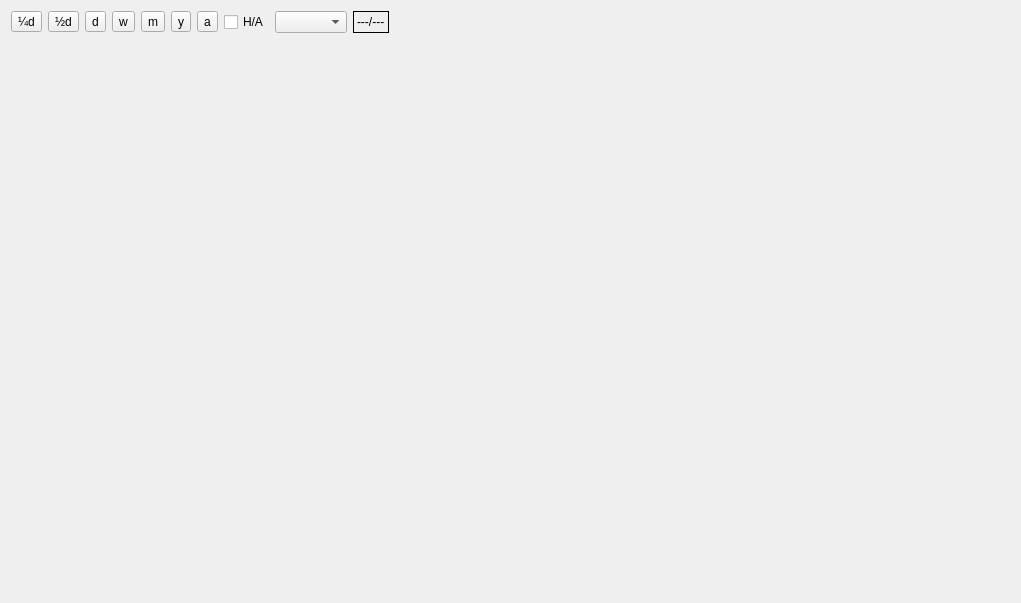
biddisco/lxqt-build-tools, file src/widgets/price_chart_widget.ui: the form before one commit.
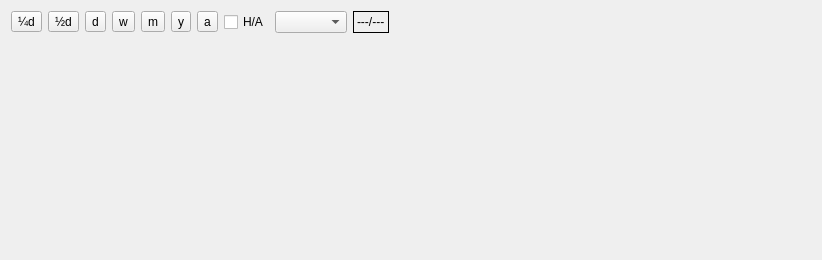
The form after the commit.

Commit message: Fix graphs size issue causing scrollbars to appear at larger sizes

```diff
--- a/src/widgets/price_chart_widget.ui
+++ b/src/widgets/price_chart_widget.ui
@@ -6,10 +6,16 @@
    <rect>
     <x>0</x>
     <y>0</y>
-    <width>1021</width>
-    <height>603</height>
+    <width>822</width>
+    <height>260</height>
    </rect>
   </property>
+  <property name="sizePolicy">
+   <sizepolicy hsizetype="Expanding" vsizetype="Expanding">
+    <horstretch>0</horstretch>
+    <verstretch>0</verstretch>
+   </sizepolicy>
+  </property>
   <property name="windowTitle">
    <string>Form</string>
   </property>
@@ -117,6 +123,12 @@
    </item>
    <item>
     <widget class="QSplitter" name="graph_splitter">
+     <property name="sizePolicy">
+      <sizepolicy hsizetype="Expanding" vsizetype="Expanding">
+       <horstretch>0</horstretch>
+       <verstretch>0</verstretch>
+      </sizepolicy>
+     </property>
      <property name="orientation">
       <enum>Qt::Vertical</enum>
      </property>
```
Left out of the diff: 6 changed lines with no effect on the pictures. The commit also changes 2 other files.
